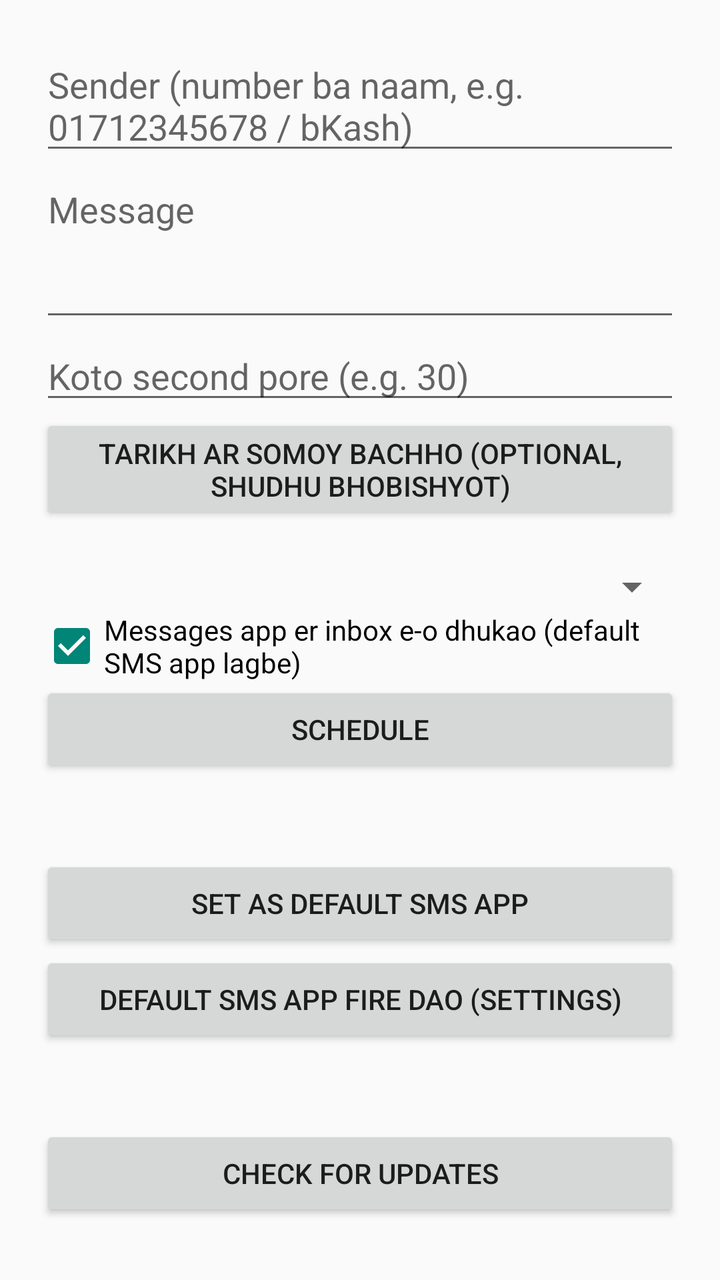
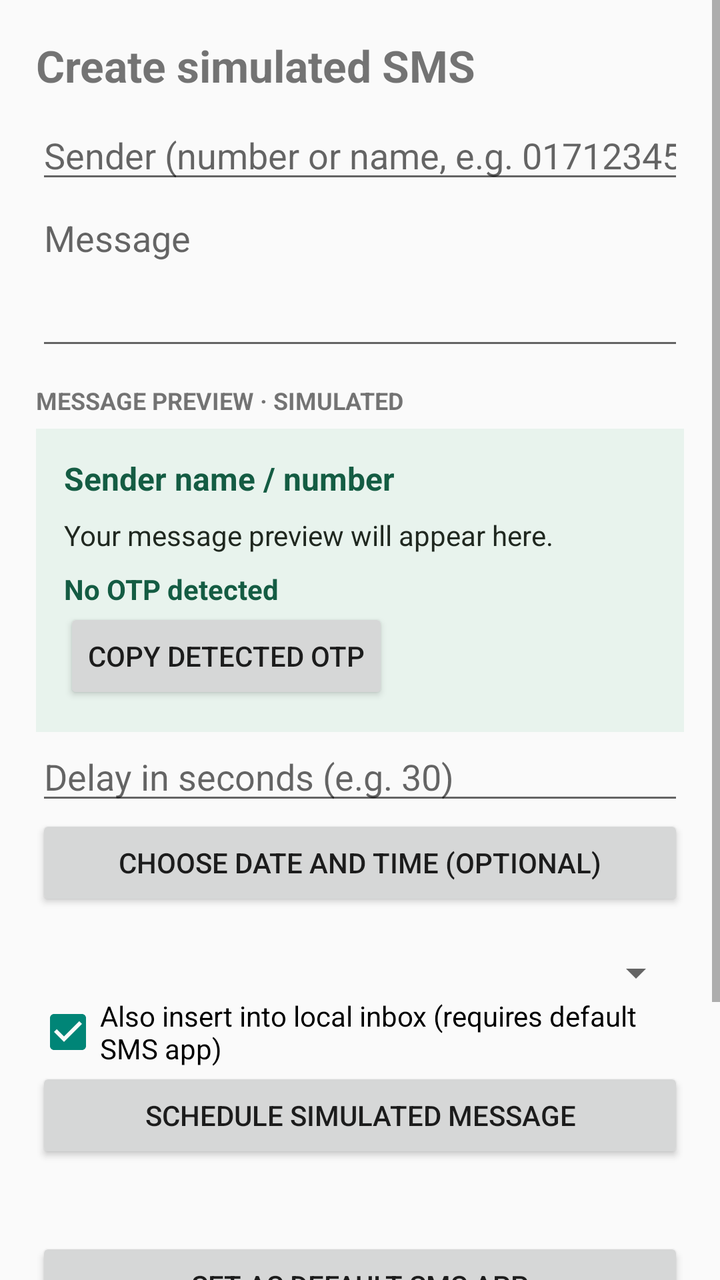

An Android layout rendered at two revisions. The XML below is the earlier revision; the diff shows what the commit changed to produce the second picture.
<!-- AndroidManifest.xml: application theme android:Theme.Material.Light.DarkActionBar -->
<!-- res/layout/activity_main.xml -->
<?xml version="1.0" encoding="utf-8"?>
<ScrollView xmlns:android="http://schemas.android.com/apk/res/android"
    android:layout_width="match_parent"
    android:layout_height="match_parent">
<LinearLayout
    android:layout_width="match_parent"
    android:layout_height="wrap_content"
    android:orientation="vertical"
    android:padding="20dp">

    <EditText android:id="@+id/sender" android:layout_width="match_parent"
        android:layout_height="wrap_content" android:hint="Sender (number ba naam, e.g. 01712345678 / bKash)" />

    <EditText android:id="@+id/msg" android:layout_width="match_parent"
        android:layout_height="wrap_content" android:hint="Message"
        android:minLines="3" android:gravity="top" />

    <EditText android:id="@+id/delay" android:layout_width="match_parent"
        android:layout_height="wrap_content" android:hint="Koto second pore (e.g. 30)"
        android:inputType="numberDecimal" />

    <Button android:id="@+id/pick" android:layout_width="match_parent"
        android:layout_height="wrap_content" android:text="Tarikh ar somoy bachho (optional, shudhu bhobishyot)" />

    <TextView android:id="@+id/picked" android:layout_width="match_parent"
        android:layout_height="wrap_content" android:gravity="center" />

    <Spinner android:id="@+id/type" android:layout_width="match_parent"
        android:layout_height="wrap_content" />

    <CheckBox android:id="@+id/ins" android:layout_width="match_parent"
        android:layout_height="wrap_content" android:checked="true"
        android:text="Messages app er inbox e-o dhukao (default SMS app lagbe)" />

    <Button android:id="@+id/go" android:layout_width="match_parent"
        android:layout_height="wrap_content" android:text="Schedule" />

    <View android:layout_width="match_parent" android:layout_height="20dp" />

    <TextView android:id="@+id/dstat" android:layout_width="match_parent"
        android:layout_height="wrap_content" android:gravity="center" />

    <Button android:id="@+id/dset" android:layout_width="match_parent"
        android:layout_height="wrap_content" android:text="Set as default SMS app" />

    <Button android:id="@+id/dback" android:layout_width="match_parent"
        android:layout_height="wrap_content" android:text="Default SMS app fire dao (Settings)" />

    <View android:layout_width="match_parent" android:layout_height="20dp" />

    <TextView android:id="@+id/ver" android:layout_width="match_parent"
        android:layout_height="wrap_content" android:gravity="center" />

    <Button android:id="@+id/upd" android:layout_width="match_parent"
        android:layout_height="wrap_content" android:text="Check for updates" />
</LinearLayout>
</ScrollView>
<!-- resources referenced by this layout -->
<resources>

</resources>

<!-- the commit's change to res/layout/activity_main.xml (unified diff, before → after) -->
@@ -1,57 +1,41 @@
 <?xml version="1.0" encoding="utf-8"?>
 <ScrollView xmlns:android="http://schemas.android.com/apk/res/android"
-    android:layout_width="match_parent"
-    android:layout_height="match_parent">
-<LinearLayout
-    android:layout_width="match_parent"
-    android:layout_height="wrap_content"
-    android:orientation="vertical"
-    android:padding="20dp">
-
-    <EditText android:id="@+id/sender" android:layout_width="match_parent"
-        android:layout_height="wrap_content" android:hint="Sender (number ba naam, e.g. 01712345678 / bKash)" />
-
-    <EditText android:id="@+id/msg" android:layout_width="match_parent"
-        android:layout_height="wrap_content" android:hint="Message"
-        android:minLines="3" android:gravity="top" />
-
-    <EditText android:id="@+id/delay" android:layout_width="match_parent"
-        android:layout_height="wrap_content" android:hint="Koto second pore (e.g. 30)"
-        android:inputType="numberDecimal" />
-
-    <Button android:id="@+id/pick" android:layout_width="match_parent"
-        android:layout_height="wrap_content" android:text="Tarikh ar somoy bachho (optional, shudhu bhobishyot)" />
-
-    <TextView android:id="@+id/picked" android:layout_width="match_parent"
-        android:layout_height="wrap_content" android:gravity="center" />
-
-    <Spinner android:id="@+id/type" android:layout_width="match_parent"
-        android:layout_height="wrap_content" />
-
-    <CheckBox android:id="@+id/ins" android:layout_width="match_parent"
-        android:layout_height="wrap_content" android:checked="true"
-        android:text="Messages app er inbox e-o dhukao (default SMS app lagbe)" />
-
-    <Button android:id="@+id/go" android:layout_width="match_parent"
-        android:layout_height="wrap_content" android:text="Schedule" />
-
-    <View android:layout_width="match_parent" android:layout_height="20dp" />
-
-    <TextView android:id="@+id/dstat" android:layout_width="match_parent"
-        android:layout_height="wrap_content" android:gravity="center" />
-
-    <Button android:id="@+id/dset" android:layout_width="match_parent"
-        android:layout_height="wrap_content" android:text="Set as default SMS app" />
-
-    <Button android:id="@+id/dback" android:layout_width="match_parent"
-        android:layout_height="wrap_content" android:text="Default SMS app fire dao (Settings)" />
-
-    <View android:layout_width="match_parent" android:layout_height="20dp" />
-
-    <TextView android:id="@+id/ver" android:layout_width="match_parent"
-        android:layout_height="wrap_content" android:gravity="center" />
-
-    <Button android:id="@+id/upd" android:layout_width="match_parent"
-        android:layout_height="wrap_content" android:text="Check for updates" />
+    android:layout_width="match_parent" android:layout_height="match_parent">
+<LinearLayout android:layout_width="match_parent" android:layout_height="wrap_content"
+    android:orientation="vertical" android:padding="18dp">
+    <TextView android:layout_width="match_parent" android:layout_height="wrap_content"
+        android:text="Create simulated SMS" android:textSize="22sp" android:textStyle="bold" android:paddingBottom="8dp" />
+    <EditText android:id="@+id/sender" android:layout_width="match_parent" android:layout_height="wrap_content"
+        android:hint="Sender (number or name, e.g. 01712345678)" android:singleLine="true" />
+    <EditText android:id="@+id/msg" android:layout_width="match_parent" android:layout_height="wrap_content"
+        android:hint="Message" android:minLines="3" android:gravity="top" />
+    <TextView android:layout_width="match_parent" android:layout_height="wrap_content" android:text="MESSAGE PREVIEW · SIMULATED"
+        android:textStyle="bold" android:textSize="12sp" android:paddingTop="12dp" android:paddingBottom="6dp" />
+    <LinearLayout android:layout_width="match_parent" android:layout_height="wrap_content" android:orientation="vertical"
+        android:background="#E8F3ED" android:padding="14dp">
+        <TextView android:id="@+id/previewSender" android:layout_width="match_parent" android:layout_height="wrap_content"
+            android:text="Sender name / number" android:textColor="#145C43" android:textStyle="bold" android:textSize="16sp" />
+        <TextView android:id="@+id/previewMessage" android:layout_width="match_parent" android:layout_height="wrap_content"
+            android:text="Your message preview will appear here." android:textColor="#202820" android:paddingTop="8dp" />
+        <TextView android:id="@+id/previewOtp" android:layout_width="match_parent" android:layout_height="wrap_content"
+            android:text="No OTP detected" android:textColor="#145C43" android:textStyle="bold" android:paddingTop="8dp" />
+        <Button android:id="@+id/copyOtp" android:layout_width="wrap_content" android:layout_height="wrap_content" android:text="Copy detected OTP" />
+    </LinearLayout>
+    <EditText android:id="@+id/delay" android:layout_width="match_parent" android:layout_height="wrap_content"
+        android:hint="Delay in seconds (e.g. 30)" android:inputType="numberDecimal" />
+    <Button android:id="@+id/pick" android:layout_width="match_parent" android:layout_height="wrap_content"
+        android:text="Choose date and time (optional)" />
+    <TextView android:id="@+id/picked" android:layout_width="match_parent" android:layout_height="wrap_content" android:gravity="center" />
+    <Spinner android:id="@+id/type" android:layout_width="match_parent" android:layout_height="wrap_content" />
+    <CheckBox android:id="@+id/ins" android:layout_width="match_parent" android:layout_height="wrap_content" android:checked="true"
+        android:text="Also insert into local inbox (requires default SMS app)" />
+    <Button android:id="@+id/go" android:layout_width="match_parent" android:layout_height="wrap_content" android:text="Schedule simulated message" />
+    <View android:layout_width="match_parent" android:layout_height="18dp" />
+    <TextView android:id="@+id/dstat" android:layout_width="match_parent" android:layout_height="wrap_content" android:gravity="center" />
+    <Button android:id="@+id/dset" android:layout_width="match_parent" android:layout_height="wrap_content" android:text="Set as default SMS app" />
+    <Button android:id="@+id/dback" android:layout_width="match_parent" android:layout_height="wrap_content" android:text="Change default SMS app in Settings" />
+    <View android:layout_width="match_parent" android:layout_height="18dp" />
+    <TextView android:id="@+id/ver" android:layout_width="match_parent" android:layout_height="wrap_content" android:gravity="center" />
+    <Button android:id="@+id/upd" android:layout_width="match_parent" android:layout_height="wrap_content" android:text="Check for updates" />
 </LinearLayout>
 </ScrollView>
